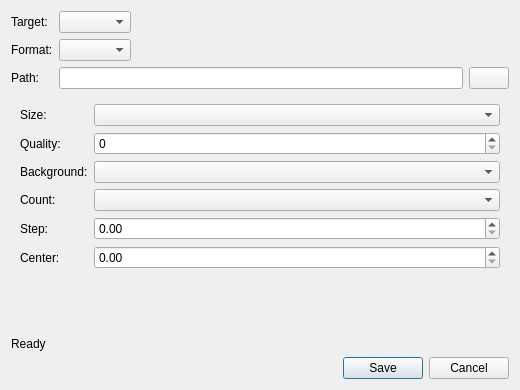
First picture: the form in src/view/SaveImageDialog.ui, repository nauyihsnehs/OpenEXR-Viewer-Mini, before the edit.
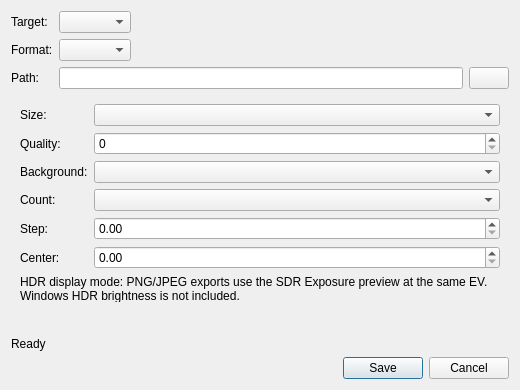
Second picture: the form after the edit.

Commit message: Add Windows HDR display preview support

```diff
--- a/src/view/SaveImageDialog.ui
+++ b/src/view/SaveImageDialog.ui
@@ -126,6 +126,12 @@
        <item row="5" column="1">
         <widget class="QDoubleSpinBox" name="bracketCenterSpinBox"/>
        </item>
+       <item row="6" column="0" colspan="2">
+        <widget class="QLabel" name="hdrDisplayNotice">
+         <property name="wordWrap"><bool>true</bool></property>
+         <property name="text"><string>HDR display mode: PNG/JPEG exports use the SDR Exposure preview at the same EV. Windows HDR brightness is not included.</string></property>
+        </widget>
+       </item>
       </layout>
      </widget>
      <widget class="QWidget" name="exrPage">
```
The commit also changes 22 other files.
